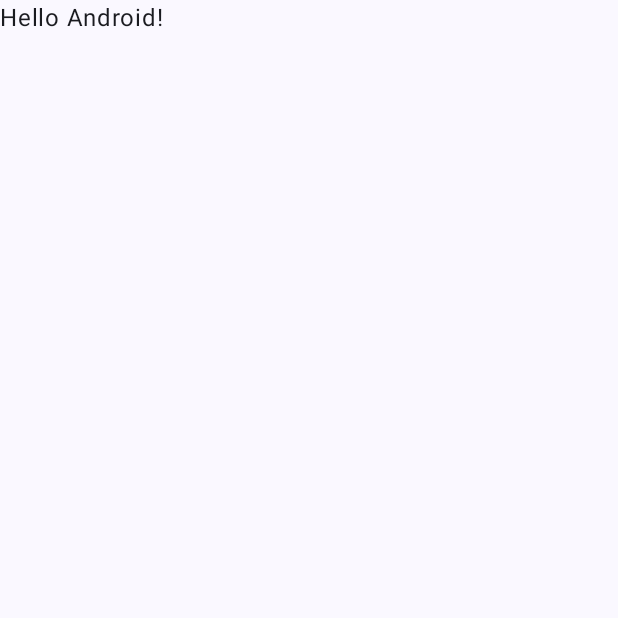
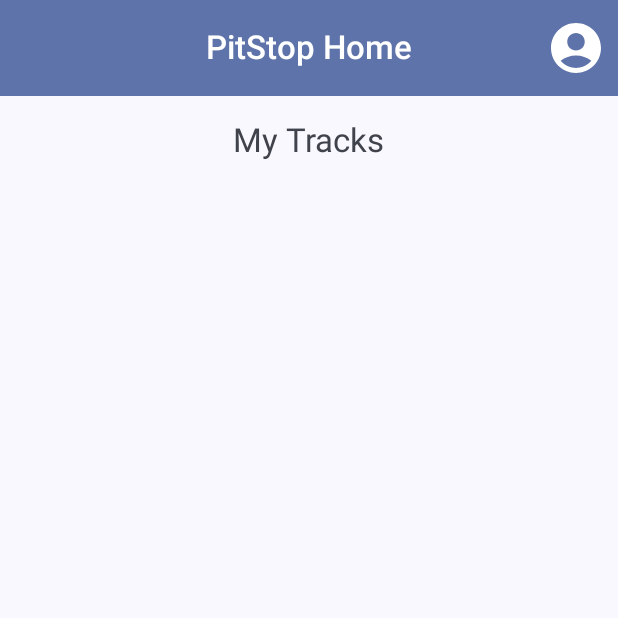
Before and after one commit to framarcaa/PitStopApp, an Android app built with Jetpack Compose: the screen it shows after launch (MainActivity), on a phone screen of 412 x 824 dp, the top half of it. Before the commit the part shown is almost empty. Run offline under Robolectric (Android 15) with nearby library versions, the phone set to English and light mode, and no system bars.

Commit message:
Created initial screen with working navigation

```diff
--- a/app/src/main/java/com/example/pitstopapp/MainActivity.kt
+++ b/app/src/main/java/com/example/pitstopapp/MainActivity.kt
@@ -11,6 +11,10 @@ import androidx.compose.material3.Text
 import androidx.compose.runtime.Composable
 import androidx.compose.ui.Modifier
 import androidx.compose.ui.tooling.preview.Preview
+import androidx.navigation.compose.rememberNavController
+import com.example.pitstopapp.ui.PitStopNavGraph
+import com.example.pitstopapp.ui.composables.AppBar
+import com.example.pitstopapp.ui.screens.home.HomeScreen
 import com.example.pitstopapp.ui.theme.PitStopAppTheme
 
 class MainActivity : ComponentActivity() {
@@ -19,29 +23,10 @@ class MainActivity : ComponentActivity() {
         enableEdgeToEdge()
         setContent {
             PitStopAppTheme {
-                Scaffold(modifier = Modifier.fillMaxSize()) { innerPadding ->
-                    Greeting(
-                        name = "Android",
-                        modifier = Modifier.padding(innerPadding)
-                    )
-                }
+                val navController = rememberNavController()
+
+                PitStopNavGraph(navController)
             }
         }
     }
 }
-
-@Composable
-fun Greeting(name: String, modifier: Modifier = Modifier) {
-    Text(
-        text = "Hello $name!",
-        modifier = modifier
-    )
-}
-
-@Preview(showBackground = true)
-@Composable
-fun GreetingPreview() {
-    PitStopAppTheme {
-        Greeting("Android")
-    }
-}
--- /dev/null
+++ b/app/src/main/java/com/example/pitstopapp/ui/Navigation.kt
@@ -0,0 +1,34 @@
+package com.example.pitstopapp.ui
+
+import androidx.compose.runtime.Composable
+import androidx.compose.ui.Modifier
+import androidx.navigation.NavHostController
+import androidx.navigation.compose.NavHost
+import androidx.navigation.compose.composable
+import com.example.pitstopapp.ui.screens.home.HomeScreen
+import com.example.pitstopapp.ui.screens.profile.ProfileScreen
+import kotlinx.serialization.Serializable
+
+sealed interface PitStopRoute {
+    @Serializable data object Home : PitStopRoute
+    @Serializable data object Profile : PitStopRoute
+}
+
+@Composable
+fun PitStopNavGraph(
+    navController: NavHostController,
+    modifier: Modifier = Modifier
+) {
+    NavHost(
+        navController = navController,
+        startDestination = PitStopRoute.Home,
+        modifier = modifier
+    ) {
+        composable<PitStopRoute.Home> {
+            HomeScreen(navController)
+        }
+        composable<PitStopRoute.Profile> {
+            ProfileScreen(navController)
+        }
+    }
+}
--- /dev/null
+++ b/app/src/main/java/com/example/pitstopapp/ui/composables/AppBar.kt
@@ -0,0 +1,73 @@
+package com.example.pitstopapp.ui.composables
+
+import androidx.compose.foundation.layout.size
+import androidx.compose.material.icons.Icons
+import androidx.compose.material.icons.automirrored.outlined.ArrowBack
+import androidx.compose.material.icons.filled.AccountCircle
+import androidx.compose.material.icons.outlined.Person
+import androidx.compose.material.icons.outlined.Search
+import androidx.compose.material.icons.rounded.Person
+import androidx.compose.material3.CenterAlignedTopAppBar
+import androidx.compose.material3.ExperimentalMaterial3Api
+import androidx.compose.material3.Icon
+import androidx.compose.material3.IconButton
+import androidx.compose.material3.MaterialTheme
+import androidx.compose.material3.Text
+import androidx.compose.material3.TopAppBarDefaults
+import androidx.compose.runtime.Composable
+import androidx.compose.runtime.getValue
+import androidx.compose.ui.Modifier
+import androidx.compose.ui.res.stringResource
+import androidx.compose.ui.text.font.FontWeight
+import androidx.compose.ui.unit.dp
+import androidx.navigation.NavDestination.Companion.hasRoute
+import androidx.navigation.NavHostController
+import androidx.navigation.compose.currentBackStackEntryAsState
+import com.example.pitstopapp.R
+import com.example.pitstopapp.ui.PitStopRoute
+
+@OptIn(ExperimentalMaterial3Api::class)
+@Composable
+fun AppBar(navController: NavHostController) {
+    val backStackEntry by navController.currentBackStackEntryAsState()
+    val title = when {
+        backStackEntry?.destination?.hasRoute<PitStopRoute.Home>() == true -> stringResource(R.string.home_screen_name)
+        backStackEntry?.destination?.hasRoute<PitStopRoute.Profile>() == true -> stringResource(R.string.profile_screen_name)
+        else -> "Unknown Screen"
+    }
+
+    CenterAlignedTopAppBar(
+        title = {
+            Text(
+                text = title,
+                fontWeight = FontWeight.Medium,
+            )
+        },
+        navigationIcon = {
+            if (navController.previousBackStackEntry != null) {
+                IconButton(onClick = { navController.navigateUp() }) {
+                    Icon(Icons.AutoMirrored.Outlined.ArrowBack, stringResource(R.string.back_button_description))
+                }
+            }
+        },
+        actions = {
+            if (title == "PitStopApp") {
+                IconButton(onClick = { /*TODO*/ }) {
+                    Icon(Icons.Outlined.Search, contentDescription = "Search", Modifier.size(30.dp))
+                }
+            }
+            if (title != "Profile") {
+                IconButton(onClick = { navController.navigate(PitStopRoute.Profile) }) {
+                    //Account circle bigger icon
+                    Icon(Icons.Filled.AccountCircle, contentDescription = stringResource(R.string.profile_screen_name), Modifier.size(40.dp))
+                }
+            }
+
+        },
+        colors = TopAppBarDefaults.topAppBarColors(
+            containerColor = MaterialTheme.colorScheme.primaryContainer,
+            actionIconContentColor = MaterialTheme.colorScheme.onPrimaryContainer,
+            titleContentColor = MaterialTheme.colorScheme.onPrimaryContainer
+        )
+    )
+}
--- /dev/null
+++ b/app/src/main/java/com/example/pitstopapp/ui/screens/home/HomeScreen.kt
@@ -0,0 +1,131 @@
+package com.example.pitstopapp.ui.screens.home
+
+import android.net.Uri
+import androidx.compose.foundation.layout.Arrangement
+import androidx.compose.foundation.layout.Column
+import androidx.compose.foundation.layout.PaddingValues
+import androidx.compose.foundation.layout.Spacer
+import androidx.compose.foundation.layout.fillMaxSize
+import androidx.compose.foundation.layout.fillMaxWidth
+import androidx.compose.foundation.layout.padding
+import androidx.compose.foundation.layout.size
+import androidx.compose.foundation.lazy.grid.GridCells
+import androidx.compose.foundation.lazy.grid.LazyVerticalGrid
+import androidx.compose.foundation.lazy.grid.items
+import androidx.compose.material3.Card
+import androidx.compose.material3.CardDefaults
+import androidx.compose.material3.MaterialTheme
+import androidx.compose.material3.Scaffold
+import androidx.compose.material3.Text
+import androidx.compose.runtime.Composable
+import androidx.compose.ui.Alignment
+import androidx.compose.ui.Modifier
+import androidx.compose.ui.text.style.TextAlign
+import androidx.compose.ui.unit.dp
+import com.example.pitstopapp.data.database.Track
+import com.example.pitstopapp.ui.composables.AppBar
+import androidx.compose.foundation.lazy.grid.items
+import androidx.compose.material.icons.Icons
+import androidx.compose.material.icons.outlined.LocationOn
+import androidx.compose.material3.Icon
+import androidx.navigation.NavHostController
+
+@Composable
+fun HomeScreen(navController: NavHostController) {
+    Scaffold (
+        topBar = {
+            AppBar(navController)
+        },
+    ) { contentPadding ->
+        Column(
+            modifier = Modifier
+                .fillMaxSize()
+                .padding(contentPadding),
+            verticalArrangement = Arrangement.spacedBy(8.dp),
+            horizontalAlignment = Alignment.CenterHorizontally
+        ) {
+            Text(
+                "My Tracks",
+                style = MaterialTheme.typography.titleLarge,
+                color = MaterialTheme.colorScheme.onSurfaceVariant,
+                modifier = Modifier.padding(16.dp)
+            )
+        }
+        /*if (state.trips.isNotEmpty()) {
+            LazyVerticalGrid(
+                columns = GridCells.Fixed(2),
+                verticalArrangement = Arrangement.spacedBy(8.dp),
+                horizontalArrangement = Arrangement.spacedBy(8.dp),
+                contentPadding = PaddingValues(8.dp, 8.dp, 8.dp, 80.dp),
+                modifier =  Modifier.padding(contentPadding)
+            ) {
+
+                items(state.tracks) { item ->
+                    TrackItem(
+                        item,
+                        onClick = {  }
+                    )
+                }
+
+            }
+        } else {
+            NoItemsPlaceholder(Modifier.padding(contentPadding))
+        }*/
+    }
+}
+
+@Composable
+fun TrackItem(item: Track, onClick: () -> Unit) {
+    Card (
+        onClick = onClick,
+        modifier = Modifier
+            .size(150.dp)
+            .fillMaxWidth(),
+        colors = CardDefaults.cardColors(
+            containerColor =  MaterialTheme.colorScheme.surfaceVariant
+        )
+    ) {
+        Column(
+            modifier = Modifier
+                .padding(16.dp)
+                .fillMaxSize(),
+            verticalArrangement = Arrangement.Center,
+            horizontalAlignment = Alignment.CenterHorizontally
+        ) {
+            val imageUri = Uri.parse(item.imageUri)
+            //ImageWithPlaceholder(imageUri, Size.Sm)
+            Spacer(Modifier.size(8.dp))
+            Text(
+                item.name,
+                color = MaterialTheme.colorScheme.onSurfaceVariant,
+                style = MaterialTheme.typography.bodyMedium,
+                textAlign = TextAlign.Center
+            )
+        }
+    }
+}
+
+@Composable
+fun NoItemsPlaceholder(modifier: Modifier = Modifier) {
+    Column(
+        horizontalAlignment = Alignment.CenterHorizontally,
+        verticalArrangement = Arrangement.Center,
+        modifier = Modifier.fillMaxSize()
+    ) {
+        Icon(
+            Icons.Outlined.LocationOn, "Location icon",
+            modifier = Modifier.padding(bottom = 16.dp).size(48.dp),
+            tint = MaterialTheme.colorScheme.secondary
+        )
+        Text(
+            "No items",
+            style = MaterialTheme.typography.titleSmall,
+            color = MaterialTheme.colorScheme.secondary,
+            modifier = Modifier.padding(bottom = 8.dp)
+        )
+        Text(
+            "Tap the + button to add a new trip.",
+            style = MaterialTheme.typography.bodyLarge
+        )
+    }
+}
--- a/app/src/main/res/values/strings.xml
+++ b/app/src/main/res/values/strings.xml
@@ -1,3 +1,7 @@
 <resources>
     <string name="app_name">PitStopApp</string>
+    <string name="home_screen_name">PitStop Home</string>
+    <string name="profile_screen_name">Profile</string>
+    <string name="unknown_screen_name">Unknown Screen</string>
+    <string name="back_button_description">Go Back</string>
 </resources>
--- a/build.gradle.kts
+++ b/build.gradle.kts
@@ -3,4 +3,5 @@ plugins {
     alias(libs.plugins.android.application) apply false
     alias(libs.plugins.kotlin.android) apply false
     alias(libs.plugins.kotlin.compose) apply false
+    alias(libs.plugins.ksp) apply false
 }
```
Also changed, not shown: app/build.gradle.kts (+9 -1 lines), app/src/main/java/com/example/pitstopapp/data/database/Entities.kt (added, +29 -0 lines), app/src/main/java/com/example/pitstopapp/ui/screens/profile/ProfileScreen.kt (added, +64 -0 lines), gradle/libs.versions.toml (+13 -0 lines), 1 other file.
